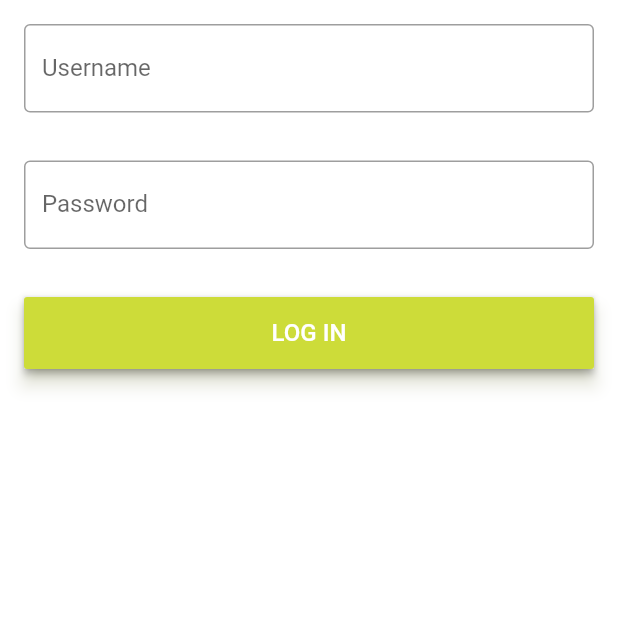
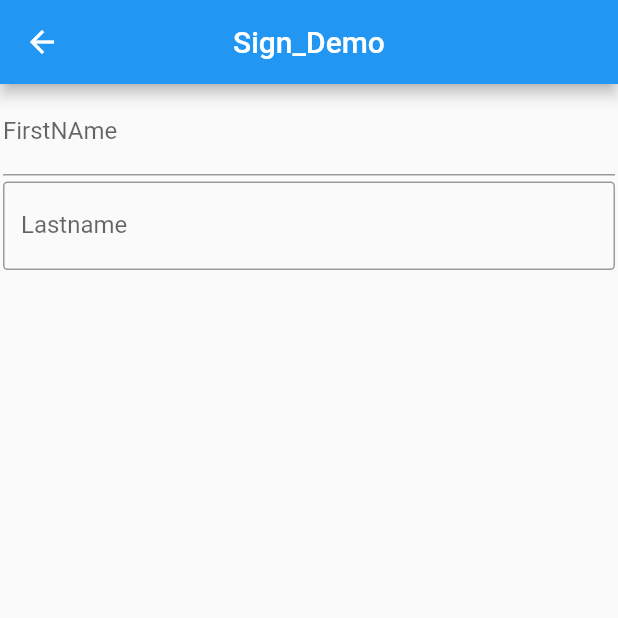
Before and after one commit to rahul-rahul1/third, a Flutter app: the screen it shows after launch, after a tap on "LOG IN", on a phone screen of 412 x 824 dp, the top half of it. Run offline on Flutter 3.47's test engine with Material 2 defaults, Android fonts, the phone set to English and light mode, and no system bars.

Commit message:
Signup Screen Add

```diff
--- a/lib/login_route.dart
+++ b/lib/login_route.dart
@@ -1,9 +1,16 @@
 import 'package:flutter/material.dart';
+import 'package:third/signup_route.dart';
 
 
 class LoginRoute extends StatefulWidget {
+  // @override
+  //State createState() => _LoginRouteState();
   @override
-  State createState() => _LoginRouteState();
+  State<StatefulWidget> createState() {
+    // TODO: implement createState
+    return _LoginRouteState();
+  }
+
 }
 
 class _LoginRouteState extends State<LoginRoute> {
@@ -17,13 +24,30 @@ class _LoginRouteState extends State<LoginRoute> {
     final username = Padding(
       padding: const EdgeInsets.all(16.0),
       child: TextField(
+
         decoration: InputDecoration(
+
             labelText: "Username",
             border: OutlineInputBorder(
               borderRadius: BorderRadius.circular(4.0),
             )),
       ),
     );
+
+    final email = TextFormField(
+
+      keyboardType: TextInputType.emailAddress,
+      autofocus: false,
+      initialValue: 'sathyabaman@gmail.com',
+      style: new TextStyle(fontWeight: FontWeight.normal, color: Colors.white),
+      decoration: InputDecoration(
+        hintText: 'Email',
+        contentPadding: new EdgeInsets.symmetric(vertical: 25.0, horizontal: 10.0),
+        border: OutlineInputBorder(borderRadius: BorderRadius.circular(32.0)),
+      ),
+    );
+
+
 
     final password = Padding(
       padding: const EdgeInsets.all(16.0),
@@ -36,7 +60,26 @@ class _LoginRouteState extends State<LoginRoute> {
             )),
       ),
     );
-
+    final signUPButton = Padding(
+      padding: const EdgeInsets.all(16.0),
+      child: Material(
+        elevation: 5.0,
+        shadowColor: Colors.lime.shade100,
+        child: MaterialButton(
+          minWidth: 200.0,
+          height: 48.0,
+          child: Text(
+            "Sign Up",
+            style: TextStyle(color: Colors.white, fontSize: 16.0),
+          ),
+          color: Colors.lime,
+          onPressed: () {
+            print('signUPButton');
+            //Navigator.push(context, MaterialPageRoute(builder: (context) => HomeRoute()));
+          },
+        ),
+      ),
+    );
     final submitButton = Padding(
       padding: const EdgeInsets.all(16.0),
       child: Material(
@@ -51,17 +94,22 @@ class _LoginRouteState extends State<LoginRoute> {
           ),
           color: Colors.lime,
           onPressed: () {
-            //Navigator.push(context, MaterialPageRoute(builder: (context) => HomeRoute()));
+            print('SignIn');
+            Navigator.push(context, MaterialPageRoute(builder: (context) => Signup()));
             },
         ),
       ),
     );
 
     return Scaffold(
+      appBar: AppBar(
+     title: Text("First app"),
+        centerTitle: true,
+      ),
       backgroundColor: Colors.white,
       body: Center(
         child: ListView(
-          children: [/*icon,*/ username, password, submitButton],
+          children: [/*icon,*/ username,email, password, submitButton,signUPButton],
         ),
       ),
     );
--- a/lib/main.dart
+++ b/lib/main.dart
@@ -10,20 +10,6 @@ class MyApp extends StatelessWidget {
   @override
   Widget build(BuildContext context) {
     return  MaterialApp(
-/*
-home: Scaffold(
-  appBar: AppBar(
-   */
-/* title: Text('Demo'),
-    centerTitle: true,*//*
-
-  ),
-),
-*/
-      /*theme: new ThemeData(
-        primarySwatch: Colors.lime,
-      ),*/
-
       initialRoute: '/',
       routes: {
 
--- /dev/null
+++ b/lib/signup_route.dart
@@ -0,0 +1,62 @@
+import 'package:flutter/material.dart';
+
+class Signup extends StatefulWidget {
+  @override
+  State<StatefulWidget> createState() {
+    // TODO: implement createState
+    return _signup_route();
+  }
+}
+
+class _signup_route extends State<Signup> {
+  @override
+  Widget build(BuildContext context) {
+    // TODO: implement build
+    // ignore: strong_mode_invalid_cast_new_expr
+    final firstName=Padding(padding:const EdgeInsets.all(2.0),
+
+    child: TextField(
+        autofocus: false,
+    keyboardType: TextInputType.text,
+      decoration: InputDecoration(
+        labelText: "FirstNAme",
+      /*  border: OutlineInputBorder(
+        borderRadius: BorderRadius.circular(4.0),
+      ),*/
+
+      ),
+    ),
+
+
+    );
+
+    final lastname=Padding(padding: const EdgeInsets.all(2.0),
+    child: TextField(
+      autofocus: false,
+      decoration:InputDecoration(
+
+        labelText: "Lastname",
+            border: OutlineInputBorder(
+          borderRadius: BorderRadius.circular(3.0),
+      )
+      ) ,
+
+    ),
+
+
+    );
+
+
+    return Scaffold(
+      appBar: AppBar(
+        title: Text("Sign_Demo"),
+        centerTitle: true,
+      ),
+      body:Center(
+        child: ListView(
+          children: [firstName,lastname],
+        ),
+      ) ,
+    );
+  }
+}
```
